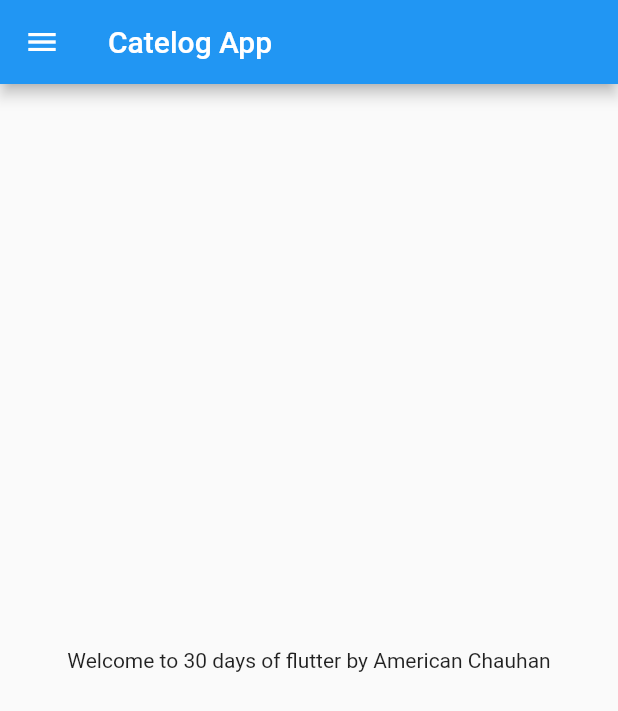
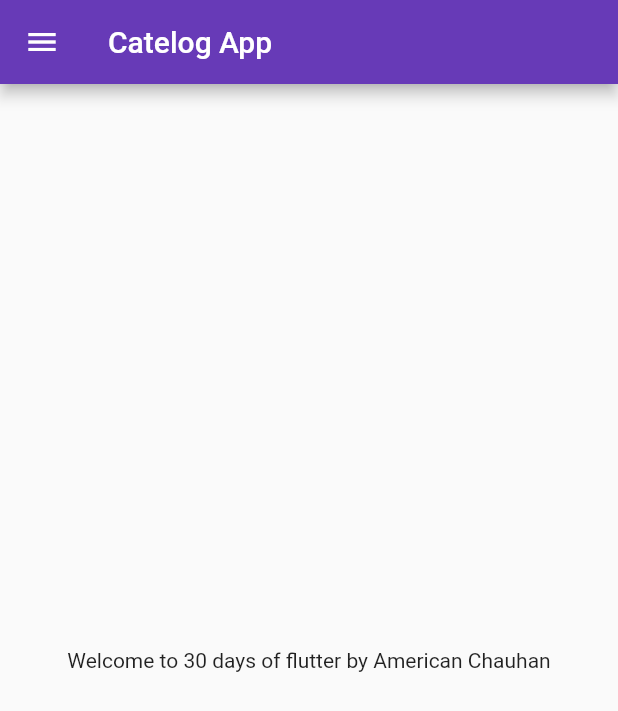
Before and after one commit to americanchauhan/flutter_learning, a Flutter app: the screen it shows after launch, on a phone screen of 412 x 824 dp. Shown: the top 711 px of the screen. Run offline on Flutter 3.47's test engine with Material 2 defaults, Android fonts, the phone set to English and light mode, and no system bars.

Commit message:
Day 3completed

```diff
--- a/lib/main.dart
+++ b/lib/main.dart
@@ -1,4 +1,6 @@
-import 'package:first_flutter/home_page.dart';
+import 'package:first_flutter/pages/home_page.dart';
+import 'package:first_flutter/pages/login_page.dart';
+
 import 'package:flutter/material.dart';
 
 void main() {
@@ -6,13 +8,21 @@ void main() {
 }
 
 class MyApp extends StatelessWidget {
-  const MyApp({Key? key}) : super(key: key);
-
   @override
   Widget build(BuildContext context) {
-
     return MaterialApp(
-      home: HomePage(),
+      //home: HomePage(),
+      themeMode: ThemeMode.light,
+      theme: ThemeData(primarySwatch: Colors.deepPurple),
+      darkTheme: ThemeData(
+        brightness: Brightness.light,
+      ),
+      initialRoute: "/home",
+      routes: {
+        "/": (context) => LoginPage(),
+        "/home": (context) => HomePage(),
+        "/login": (context) => LoginPage()
+      },
     );
   }
 }
--- a/pubspec.yaml
+++ b/pubspec.yaml
@@ -44,7 +44,7 @@ dev_dependencies:
   # activated in the `analysis_options.yaml` file located at the root of your
   # package. See that file for information about deactivating specific lint
   # rules and activating additional ones.
-  flutter_lints: ^2.0.0
+  #flutter_lints: ^2.0.0
 
 # For information on the generic Dart part of this file, see the
 # following page: https://dart.dev/tools/pub/pubspec
```
Also changed, not shown: lib/pages/login_page.dart (added, +20 -0 lines), lib/pages/home_page.dart (renamed from lib/home_page.dart), pubspec.lock.
